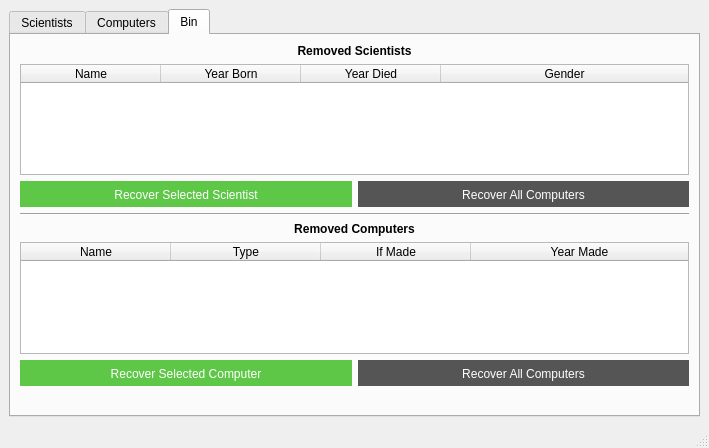
First picture: the form in VL1-project/mainwindow.ui, repository birkirk/vln1-35, before the edit.
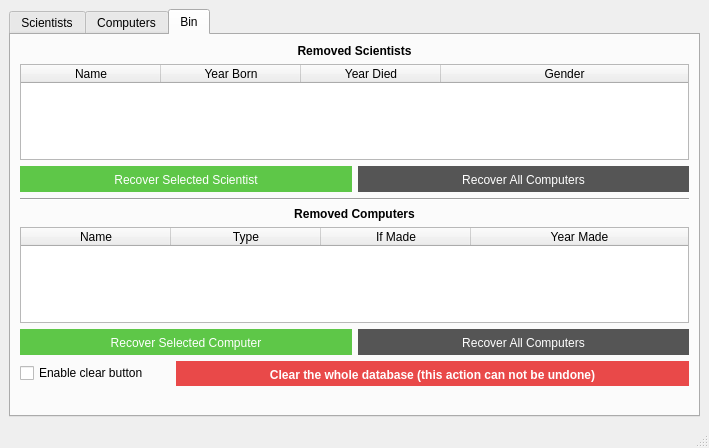
Second picture: the form after the edit. Icons and pictures are not drawn.

```diff
--- a/VL1-project/mainwindow.ui
+++ b/VL1-project/mainwindow.ui
@@ -605,6 +605,50 @@
             </item>
            </layout>
           </item>
+          <item>
+           <layout class="QHBoxLayout" name="horizontalLayout">
+            <item>
+             <widget class="QCheckBox" name="checkbox_bin_clear">
+              <property name="minimumSize">
+               <size>
+                <width>150</width>
+                <height>0</height>
+               </size>
+              </property>
+              <property name="maximumSize">
+               <size>
+                <width>150</width>
+                <height>16777215</height>
+               </size>
+              </property>
+              <property name="text">
+               <string>Enable clear button</string>
+              </property>
+             </widget>
+            </item>
+            <item>
+             <widget class="QPushButton" name="button_bin_clear">
+              <property name="enabled">
+               <bool>false</bool>
+              </property>
+              <property name="cursor">
+               <cursorShape>PointingHandCursor</cursorShape>
+              </property>
+              <property name="styleSheet">
+               <string notr="true">border: 0px solid #333;
+padding: 7px 0 4px 0;
+background-color: #E94949;
+color: #fff;
+font-weight: bold;
+font: 25 13pt &quot;Helvetica&quot;;</string>
+              </property>
+              <property name="text">
+               <string>Clear the whole database (this action can not be undone)</string>
+              </property>
+             </widget>
+            </item>
+           </layout>
+          </item>
          </layout>
         </item>
         <item>
```
Left out of the diff: 23 changed lines with no effect on the pictures.
